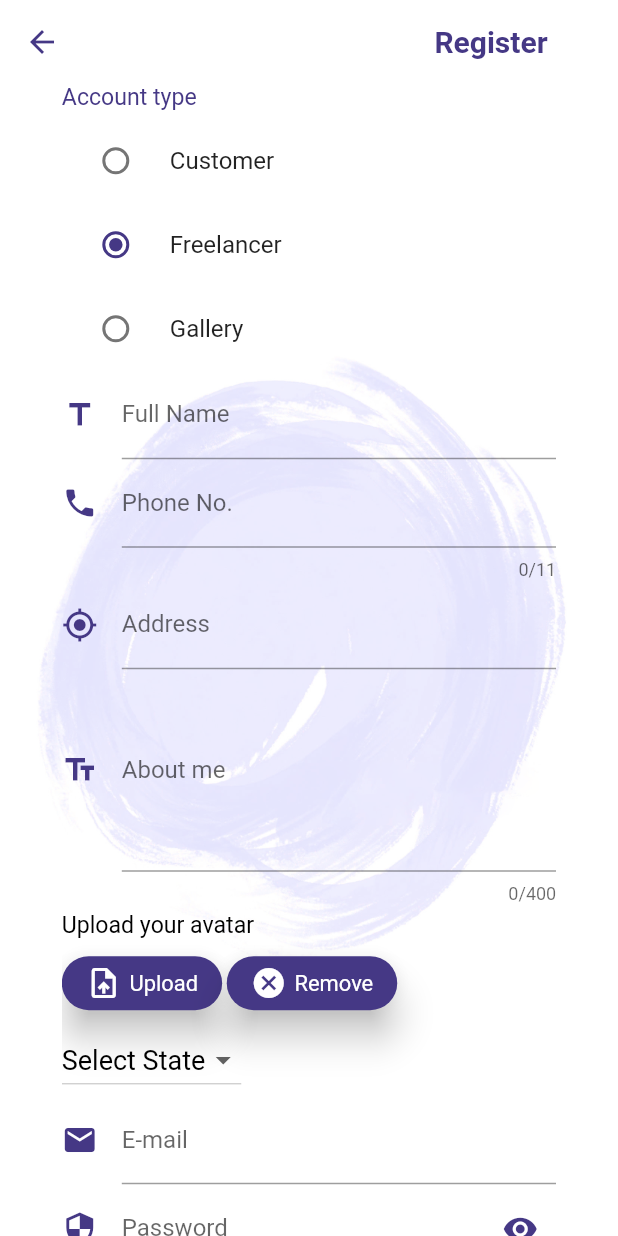
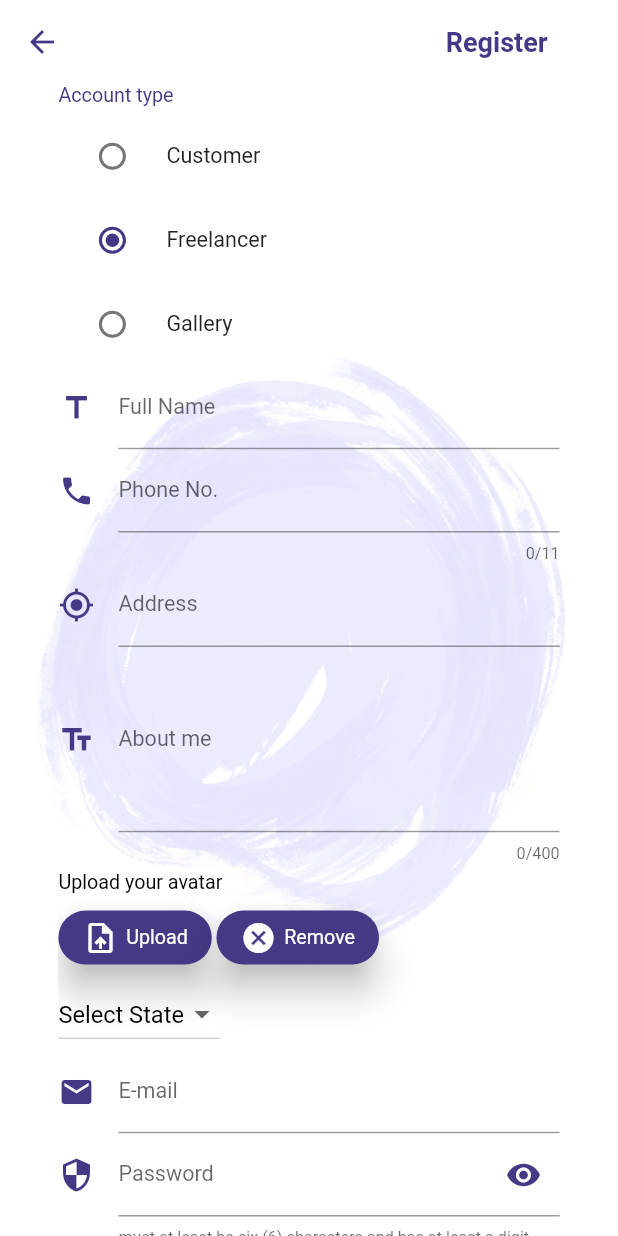
Before and after one commit to silentl007/ArtHub-Flutter, a Flutter app: the RegisterScreen screen opened directly, after a tap on "Freelancer", on a phone screen of 412 x 824 dp. Run offline on Flutter 3.47's test engine with Material 2 defaults, Android fonts, the phone set to English and light mode, and no system bars; our stand-ins replace cached_network_image, carousel_slider, flutter_credit_card, image_picker, qr_flutter, shared_preferences; missing offline and left inert: cloudinary_public, flutter_animator, flutter_paystack, number_display; accounts and stored records are empty; network calls fail.

Commit message:
part 1 of widget size refeactoring done

```diff
--- a/lib/common/model.dart
+++ b/lib/common/model.dart
@@ -58,6 +58,7 @@ class Sizes {
   static double h44 = 0;
   static double h165 = 0;
   static double h330 = 0;
+  static double h360 = 0;
   // Width
   static double w40 = 0;
   static double w180 = 0;
@@ -101,6 +102,8 @@ class Sizes {
   static double w211 = 0;
   static double w4 = 0;
   static double w230 = 0;
+  static double w317 = 0;
+  static double w90 = 0;
   void widthSizeCalc(BuildContext context) {
     // most of the smaller numbers are for font sizes, bigger numbers for height of widgets
     size = MediaQuery.of(context).size.width;
@@ -147,6 +150,8 @@ class Sizes {
     w17 = size! * .04018;
     w70 = size! * .16548;
     w12 = size! * .0283;
+    w317 = size! * .75;
+    w90 = size! * .2123;
   }
 
   void heightSizeCalc(BuildContext context) {
@@ -199,11 +204,17 @@ class Sizes {
     h44 = size! * .05506;
     h165 = size! * .2065;
     h330 = size! * .4130162;
+    h360 = size! * .45;
   }
 }
 
 class Server {
   static const link = 'https://arthubserver.herokuapp.com';
+}
+
+class Texts {
+  static const textScale = .9;
+  static const publicKey = 'pk_test_317423d856fb6d9a2201e6b5540a0ad74904da87';
 }
 
 class AppColors {
--- a/lib/screen/aboutus.dart
+++ b/lib/screen/aboutus.dart
@@ -7,10 +7,12 @@ class AboutUs extends StatelessWidget {
   Widget build(BuildContext context) {
     Widgets classWidget = Widgets();
     return SafeArea(
+      child: MediaQuery(
+        data: MediaQuery.of(context).copyWith(textScaleFactor: Texts.textScale),
         child: Scaffold(
             appBar: classWidget.apptitleBar(context, 'About Us'),
             body: WillPopScope(
-              onWillPop: () async{
+                onWillPop: () async {
                   Navigator.pushAndRemoveUntil(
                       context,
                       MaterialPageRoute(builder: (context) => HomeScreen()),
@@ -18,6 +20,7 @@ class AboutUs extends StatelessWidget {
                   return true;
                 },
                 child: Container())),
+      ),
     );
   }
 }
--- a/lib/screen/register.dart
+++ b/lib/screen/register.dart
@@ -38,13 +38,12 @@ class _RegisterScreenState extends State<RegisterScreen> {
   final picker = ImagePicker();
   @override
   Widget build(BuildContext context) {
-    Size size = MediaQuery.of(context).size;
     final node = FocusScope.of(context);
-    double fontSize15 = size.height * 0.01870;
-    double sizeHeight5 = size.height * 0.00625;
-    double sizeHeight3 = size.height * 0.00375;
-    double padding40 = size.height * 0.05;
+    Sizes().heightSizeCalc(context);
+    Sizes().widthSizeCalc(context);
     return SafeArea(
+      child: MediaQuery(
+        data: MediaQuery.of(context).copyWith(textScaleFactor: Texts.textScale),
         child: Scaffold(
           key: _scaffoldKey,
           backgroundColor: Colors.white,
@@ -68,25 +67,21 @@ class _RegisterScreenState extends State<RegisterScreen> {
                 Form(
                   key: _key,
                   child: Container(
-                  padding: EdgeInsets.only(left: padding40, right: padding40),
+                    padding: EdgeInsets.only(left: Sizes.w40, right: Sizes.w40),
                     width: double.infinity,
                     child: SingleChildScrollView(
                       child: Column(
                         children: [
-                        slide(
-                            'left',
                           Container(
                               alignment: Alignment.centerLeft,
                               child: Text(
                                 'Account type',
                                 style: TextStyle(
-                                      fontSize: fontSize15, color: _radiocolor),
-                                ))),
+                                    fontSize: Sizes.w15, color: _radiocolor),
+                              )),
                           SizedBox(
-                          height: sizeHeight5,
+                            height: Sizes.h5,
                           ),
-                        slide(
-                            'left',
                           Column(
                               children: accounts.map((data) {
                             return RadioListTile(
@@ -100,9 +95,7 @@ class _RegisterScreenState extends State<RegisterScreen> {
                                     accountchoice = data.type;
                                   });
                                 });
-                            }).toList())),
-                        slide(
-                            'right',
+                          }).toList()),
                           TextFormField(
                             cursorColor: AppColors.purple,
                             textCapitalization: TextCapitalization.words,
@@ -114,8 +107,8 @@ class _RegisterScreenState extends State<RegisterScreen> {
                                     borderSide:
                                         BorderSide(color: AppColors.purple)),
                                 labelText: 'Full Name',
-                                  icon: Icon(Icons.title,
-                                      color: AppColors.purple)),
+                                icon:
+                                    Icon(Icons.title, color: AppColors.purple)),
                             onSaved: (text) {
                               setState(() {
                                 registerClass.fullName = text;
@@ -126,9 +119,7 @@ class _RegisterScreenState extends State<RegisterScreen> {
                                 return 'This field is empty';
                               }
                             },
-                            )),
-                        slide(
-                            'left',
+                          ),
                           TextFormField(
                             cursorColor: AppColors.purple,
                             keyboardType: TextInputType.number,
@@ -140,8 +131,8 @@ class _RegisterScreenState extends State<RegisterScreen> {
                                     borderSide:
                                         BorderSide(color: AppColors.purple)),
                                 labelText: 'Phone No.',
-                                  icon: Icon(Icons.phone,
-                                      color: AppColors.purple)),
+                                icon:
+                                    Icon(Icons.phone, color: AppColors.purple)),
                             onSaved: (text) {
                               setState(() {
                                 registerClass.number = text;
@@ -154,9 +145,7 @@ class _RegisterScreenState extends State<RegisterScreen> {
                                 return 'The number is not complete';
                               }
                             },
-                            )),
-                        slide(
-                            'right',
+                          ),
                           TextFormField(
                             cursorColor: AppColors.purple,
                             textCapitalization: TextCapitalization.words,
@@ -179,11 +168,9 @@ class _RegisterScreenState extends State<RegisterScreen> {
                                 return 'This field is empty';
                               }
                             },
-                            )),
+                          ),
                           accountchoice == 'Freelancer'
-                            ? slide(
-                                'right',
-                                Column(
+                              ? Column(
                                   children: [
                                     TextFormField(
                                       cursorColor: AppColors.purple,
@@ -209,18 +196,18 @@ class _RegisterScreenState extends State<RegisterScreen> {
                                       },
                                     ),
                                     SizedBox(
-                                      height: sizeHeight5,
+                                      height: Sizes.h5,
                                     ),
                                     Container(
                                         alignment: Alignment.centerLeft,
                                         child: Text(
                                           'Upload your avatar',
                                           style: TextStyle(
-                                              fontSize: fontSize15,
+                                              fontSize: Sizes.w15,
                                               color: _avatarcolor),
                                         )),
                                     SizedBox(
-                                      height: sizeHeight5,
+                                      height: Sizes.h5,
                                     ),
                                     Row(
                                       children: [
@@ -234,7 +221,7 @@ class _RegisterScreenState extends State<RegisterScreen> {
                                               Icon(Icons.upload_file,
                                                   color: Colors.white),
                                               SizedBox(
-                                                width: sizeHeight5,
+                                                width: Sizes.h5,
                                               ),
                                               Decorations().buttonText(
                                                   buttonText: 'Upload',
@@ -242,7 +229,7 @@ class _RegisterScreenState extends State<RegisterScreen> {
                                             ],
                                           ),
                                         ),
-                                        SizedBox(width: sizeHeight3),
+                                        SizedBox(width: Sizes.h3),
                                         ElevatedButton(
                                           onPressed: () => removeavatar(),
                                           style: Decorations().buttonDecor(
@@ -253,7 +240,7 @@ class _RegisterScreenState extends State<RegisterScreen> {
                                               Icon(Icons.cancel,
                                                   color: Colors.white),
                                               SizedBox(
-                                                width: sizeHeight5,
+                                                width: Sizes.h5,
                                               ),
                                               Decorations().buttonText(
                                                   buttonText: 'Remove',
@@ -264,13 +251,11 @@ class _RegisterScreenState extends State<RegisterScreen> {
                                       ],
                                     ),
                                   ],
-                                ))
+                                )
                               : Container(),
                           SizedBox(
-                          height: sizeHeight3,
+                            height: Sizes.h3,
                           ),
-                        slide(
-                            'left',
                           Container(
                             alignment: Alignment.centerLeft,
                             child: DropdownButton<String>(
@@ -281,21 +266,20 @@ class _RegisterScreenState extends State<RegisterScreen> {
                                   registerClass.location = selectedState;
                                 });
                               },
-                                items: states
-                                    .map<DropdownMenuItem<String>>((text) {
+                              items:
+                                  states.map<DropdownMenuItem<String>>((text) {
                                 return DropdownMenuItem(
                                   child: Text(
                                     text,
                                     style: TextStyle(
-                                          color: _stateColor, fontSize: 18),
+                                        color: _stateColor,
+                                        fontSize: Sizes.w18),
                                   ),
                                   value: text,
                                 );
                               }).toList(),
                             ),
-                            )),
-                        slide(
-                            'right',
+                          ),
                           TextFormField(
                             cursorColor: AppColors.purple,
                             keyboardType: TextInputType.emailAddress,
@@ -306,8 +290,8 @@ class _RegisterScreenState extends State<RegisterScreen> {
                                     borderSide:
                                         BorderSide(color: AppColors.purple)),
                                 labelText: 'E-mail',
-                                  icon: Icon(Icons.email,
-                                      color: AppColors.purple)),
+                                icon:
+                                    Icon(Icons.email, color: AppColors.purple)),
                             onSaved: (text) {
                               setState(() {
                                 registerClass.email = text!.toLowerCase();
@@ -320,9 +304,7 @@ class _RegisterScreenState extends State<RegisterScreen> {
                                 return 'Not a valid email';
                               }
                             },
-                            )),
-                        slide(
-                            'left',
+                          ),
                           TextFormField(
                             cursorColor: AppColors.purple,
                             obscureText: showpassword,
@@ -366,9 +348,7 @@ class _RegisterScreenState extends State<RegisterScreen> {
                                 return 'Password does not contain a digit';
                               }
                             },
-                            )),
-                        slide(
-                            'right',
+                          ),
                           TextFormField(
                             cursorColor: AppColors.purple,
                             obscureText: showpassword1,
@@ -401,12 +381,10 @@ class _RegisterScreenState extends State<RegisterScreen> {
                                 return 'Passwords do not match!';
                               }
                             },
-                            )),
+                          ),
                           SizedBox(
-                          height: sizeHeight3,
+                            height: Sizes.h3,
                           ),
-                        slide(
-                            'left',
                           CheckboxListTile(
                             value: _check,
                             checkColor: AppColors.purple,
@@ -423,7 +401,7 @@ class _RegisterScreenState extends State<RegisterScreen> {
                                     style: TextStyle(
                                       color: _terms,
                                     ))),
-                            )),
+                          ),
                           BounceInDown(
                               preferences: AnimationPreferences(
                                   offset: Duration(seconds: 2)),
@@ -463,12 +441,14 @@ class _RegisterScreenState extends State<RegisterScreen> {
                                           } else {
                                             registerClass.location =
                                                 selectedState;
-                                          registerClass.account = accountchoice;
+                                            registerClass.account =
+                                                accountchoice;
                                             keyForm.save();
                                             futureDiag(context);
                                           }
                                         } else {
-                                        registerClass.location = selectedState;
+                                          registerClass.location =
+                                              selectedState;
                                           registerClass.account = accountchoice;
                                           keyForm.save();
                                           futureDiag(context);
@@ -484,6 +464,7 @@ class _RegisterScreenState extends State<RegisterScreen> {
                   ),
                 ),
               ],
+            ),
           ),
         ),
       ),
@@ -606,8 +587,10 @@ class _RegisterScreenState extends State<RegisterScreen> {
             actions: [
               ElevatedButton(
                 onPressed: null,
-                style: Decorations().buttonDecor(context: context,noBorder: true),
-                child: Decorations().buttonText(buttonText: 'Agree', context: context),
+                style:
+                    Decorations().buttonDecor(context: context, noBorder: true),
+                child: Decorations()
+                    .buttonText(buttonText: 'Agree', context: context),
               )
             ],
           );
```
Also changed, not shown: lib/screen/forgotpassword.dart (+12 -14 lines), lib/screen/homescreen.dart (+26 -28 lines), lib/screen/login.dart (+21 -22 lines), lib/screen/productdetails.dart (+54 -65 lines), lib/screen/purchasescreen.dart (+72 -101 lines), lib/screen/uploads.dart (+48 -83 lines). Lines whose indentation alone changed are shown as unchanged.
